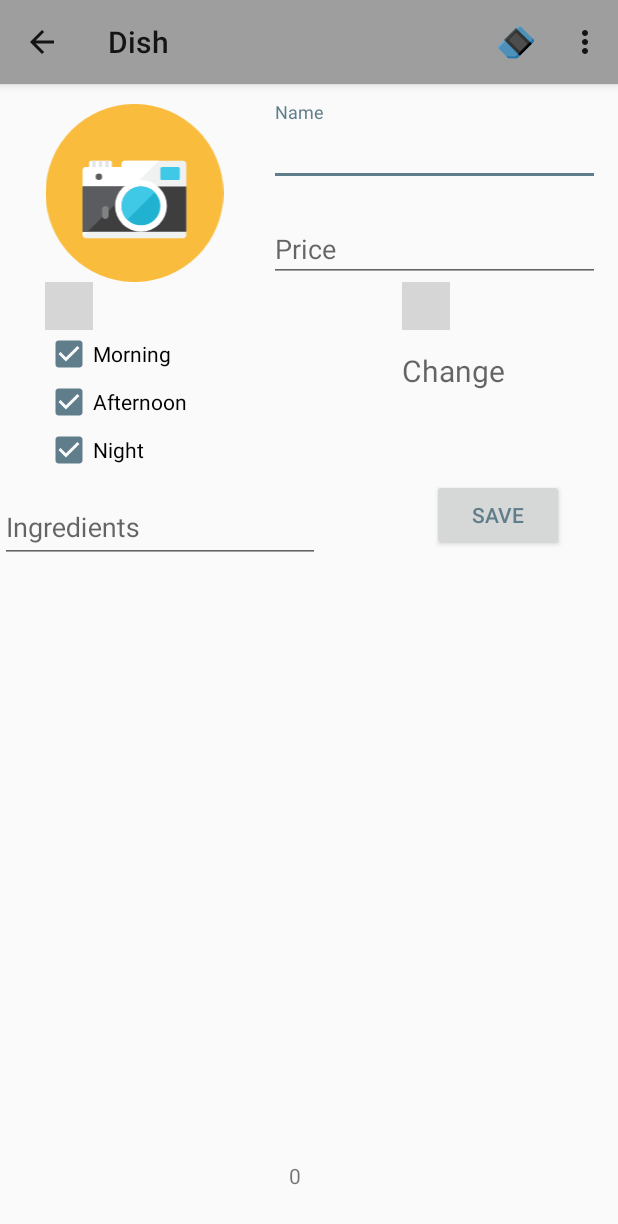
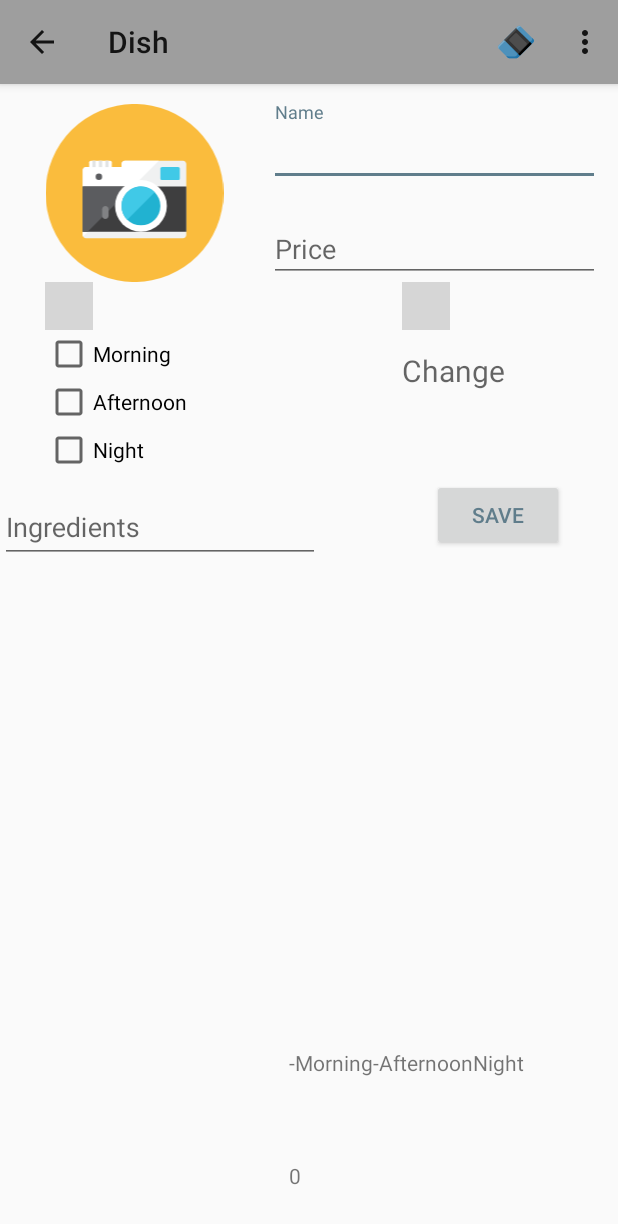
Before and after one commit to jose0410/CM20181-Gr01, an Android app: the Dish screen opened directly, with no data from a screen before it, after a tap on "SAVE", on a phone screen of 412 x 824 dp. Shown: the top 1224 px of the screen. Run offline under Robolectric (Android 15) with nearby library versions, the phone set to English and light mode, and no system bars; libraries missing offline, so code that uses them is left out: com.github.clans.fab; plain views replace Label; 2 statements that could not run were skipped; 3 other taps on this screen came first; grey boxes are pictures that could not be loaded.

Commit message:
Shared Preference with lanscape dish

```diff
--- a/Labs_CM/Lab1-UI/src/main/java/co/edu/udea/compumovil/gr01_20181/labscm20181/views/Dish.java
+++ b/Labs_CM/Lab1-UI/src/main/java/co/edu/udea/compumovil/gr01_20181/labscm20181/views/Dish.java
@@ -100,6 +100,7 @@ public class Dish extends AppCompatActivity implements View.OnClickListener{
     @Override
     public void onClick(View view) {
         if (view.getId() == R.id.savebtn) {
+            uploadSchedule = "";
             uploadName = nameDishEditText.getText().toString();
             uploadPrice = Integer.parseInt(priceDishEditText.getText().toString());
             uploadIngredients = ingredientsDishEditText.getText().toString();
@@ -116,7 +117,24 @@ public class Dish extends AppCompatActivity implements View.OnClickListener{
             if (eveningCheckBox.isChecked())
                 uploadSchedule = uploadSchedule + eveningCheckBox.getText().toString();
 
+            nameLoad.setText(uploadName);
+            priceLoad.setText(String.valueOf(uploadPrice));
+            ingredientsLoad.setText(uploadIngredients);
+            imageLoad.setImageBitmap(decodeBase64(uploadImage));
+            scheduleLoad.setText(uploadSchedule);
+
+            photoImageView.setImageResource(R.drawable.ic_camera);
+            nameDishEditText.setText("");
+            priceDishEditText.setText("");
+            ingredientsDishEditText.setText("");
+            durationTextView.setText("");
+            morningCheckBox.setChecked(false);
+            afternoonCheckBox.setChecked(false);
+            eveningCheckBox.setChecked(false);
+
             saveData();
+
+
         }
     }
 
```
